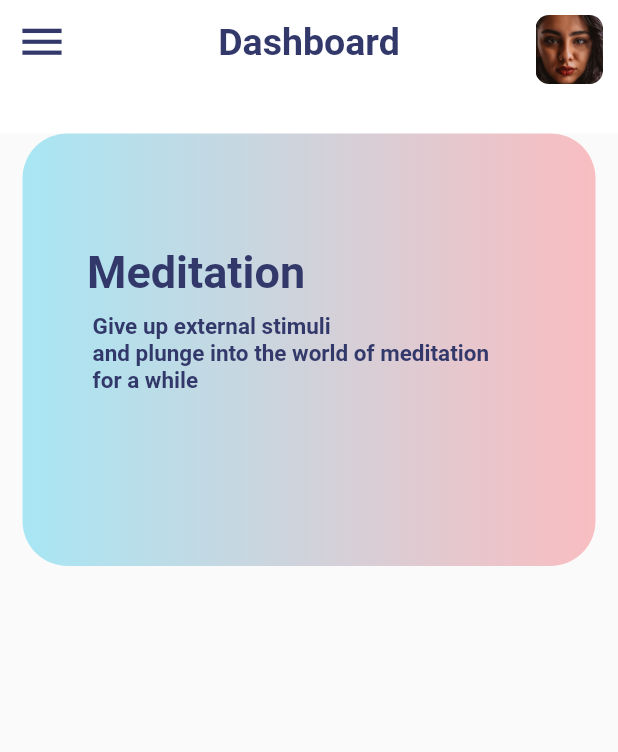
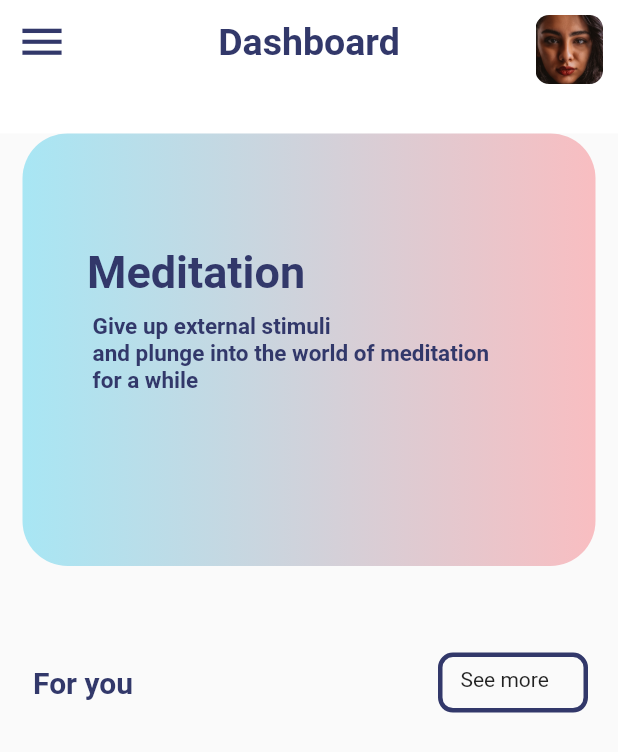
Before and after one commit to ankeet7x/mindfullnessapp, a Flutter app: the screen it shows after launch, on a phone screen of 412 x 824 dp. Shown: the top 752 px of the screen. Run offline on Flutter 3.47's test engine with Material 2 defaults, Android fonts, the phone set to English and light mode, and no system bars.

Commit message:
New Row Added

```diff
--- /dev/null
+++ b/lib/components/seemore.dart
@@ -0,0 +1,41 @@
+import 'package:flutter/material.dart';
+import 'colors.dart';
+
+class Seemorerow extends StatelessWidget {
+  const Seemorerow({
+    Key key,
+  }) : super(key: key);
+
+  @override
+  Widget build(BuildContext context) {
+    return Padding(
+      padding: const EdgeInsets.fromLTRB(22.0, 0, 20, 0),
+      child: Row(
+        children: <Widget>[
+          Text(
+            "For you",
+            style: TextStyle(
+                color: primaryColor, fontWeight: FontWeight.bold, fontSize: 20),
+          ),
+          Expanded(
+            child: Container(),
+          ),
+          InkWell(
+            splashColor: primaryColor,
+            child: Stack(children: <Widget>[
+              Container(
+                height: 40,
+                width: 100,
+                decoration: BoxDecoration(
+                    border: Border.all(width: 3, color: primaryColor),
+                    borderRadius: BorderRadius.circular(10)),
+              ),
+              Positioned(top: 10, left: 15, child: Text("See more")),
+            ]),
+            onTap: () {},
+          )
+        ],
+      ),
+    );
+  }
+}
--- a/lib/pages/home.dart
+++ b/lib/pages/home.dart
@@ -2,6 +2,7 @@ import 'package:flutter/material.dart';
 import 'package:mindfulnessapp/components/appbar.dart';
 import 'package:mindfulnessapp/components/colors.dart';
 import 'package:mindfulnessapp/components/midcontainer.dart';
+import 'package:mindfulnessapp/components/seemore.dart';
 
 class HomePage extends StatefulWidget {
   @override
@@ -22,7 +23,11 @@ class _HomePageState extends State<HomePage> {
               color: bgColor,
             ),
           ),
-          new MidContainer(size: size)
+          new MidContainer(size: size),
+          SizedBox(
+            height: size.height * 0.07,
+          ),
+          new Seemorerow()
         ],
       ),
     );
```
